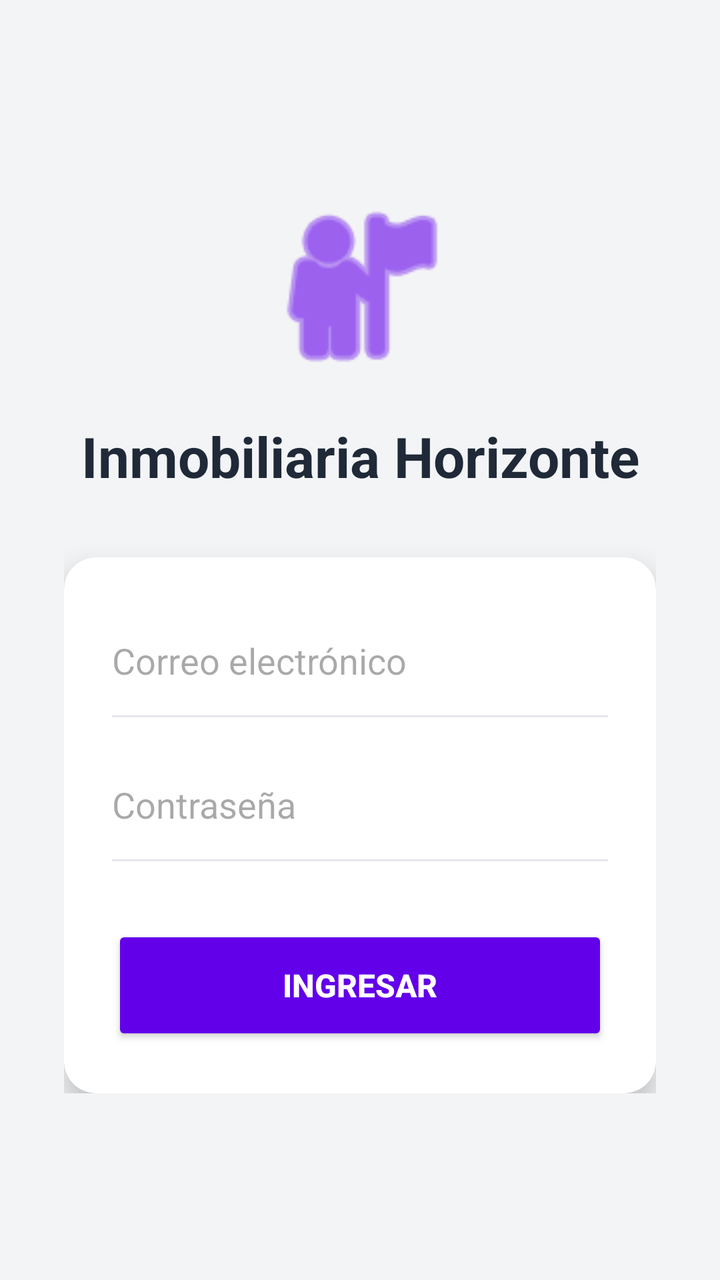
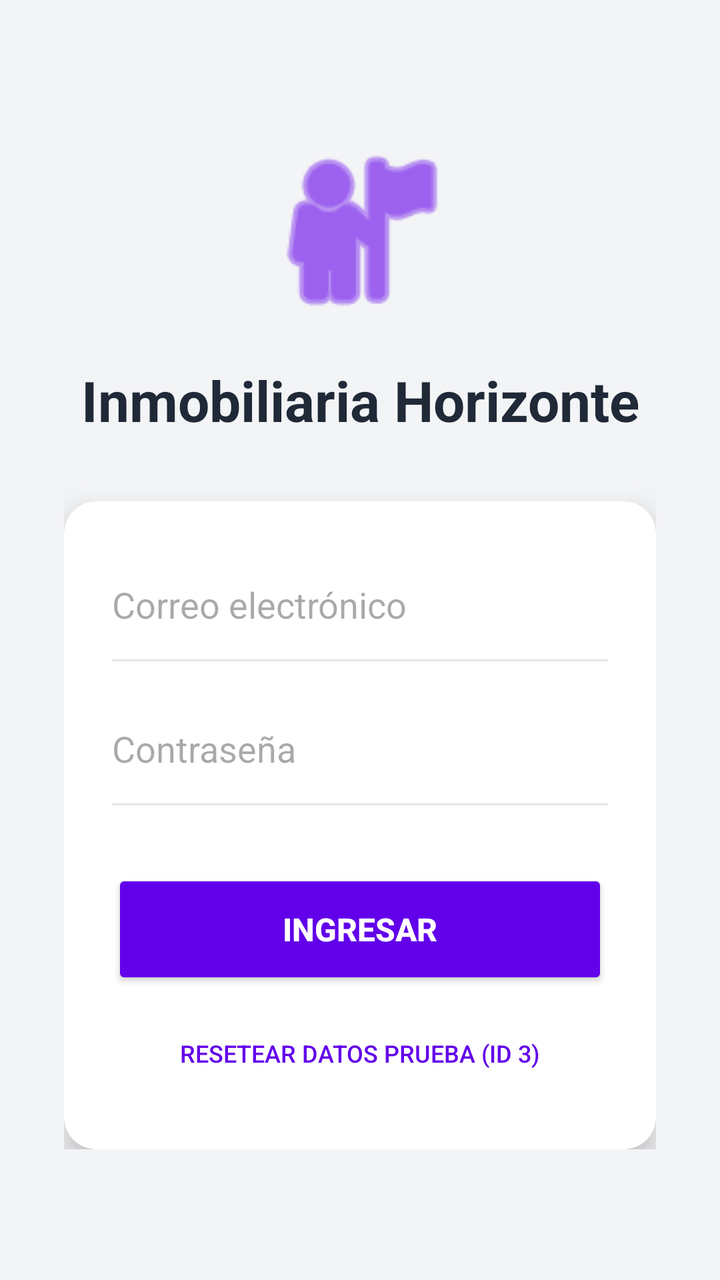

An Android layout rendered at two revisions. The XML below is the earlier revision; the diff shows what the commit changed to produce the second picture.
<!-- AndroidManifest.xml: application theme Theme.RetrofitEntrega1 -->
<!-- res/layout/activity_login.xml -->
<?xml version="1.0" encoding="utf-8"?>
<RelativeLayout xmlns:android="http://schemas.android.com/apk/res/android"
    xmlns:app="http://schemas.android.com/apk/res-auto"
    android:layout_width="match_parent"
    android:layout_height="match_parent"
    android:background="#F3F4F6">

    <LinearLayout
        android:layout_width="match_parent"
        android:layout_height="wrap_content"
        android:layout_centerInParent="true"
        android:orientation="vertical"
        android:padding="32dp">

        <ImageView
            android:layout_width="100dp"
            android:layout_height="100dp"
            android:layout_gravity="center"
            android:src="@android:drawable/ic_menu_myplaces"
            app:tint="#6200EA" />

        <TextView
            android:layout_width="match_parent"
            android:layout_height="wrap_content"
            android:layout_marginTop="16dp"
            android:layout_marginBottom="32dp"
            android:gravity="center"
            android:text="Inmobiliaria Horizonte"
            android:textColor="#1F2937"
            android:textSize="28sp"
            android:textStyle="bold" />

        <androidx.cardview.widget.CardView
            android:layout_width="match_parent"
            android:layout_height="wrap_content"
            app:cardCornerRadius="16dp"
            app:cardElevation="8dp">

            <LinearLayout
                android:layout_width="match_parent"
                android:layout_height="wrap_content"
                android:orientation="vertical"
                android:padding="24dp">

                <EditText
                    android:id="@+id/etEmail"
                    android:layout_width="match_parent"
                    android:layout_height="55dp"
                    android:background="@android:color/transparent"
                    android:hint="Correo electrónico"
                    android:inputType="textEmailAddress"
                    android:textColor="#1F2937" />

                <View
                    android:layout_width="match_parent"
                    android:layout_height="1dp"
                    android:layout_marginBottom="16dp"
                    android:background="#E5E7EB" />

                <EditText
                    android:id="@+id/etPassword"
                    android:layout_width="match_parent"
                    android:layout_height="55dp"
                    android:background="@android:color/transparent"
                    android:hint="Contraseña"
                    android:inputType="textPassword"
                    android:textColor="#1F2937" />

                <View
                    android:layout_width="match_parent"
                    android:layout_height="1dp"
                    android:layout_marginBottom="32dp"
                    android:background="#E5E7EB" />

                <Button
                    android:id="@+id/btnLogin"
                    android:layout_width="match_parent"
                    android:layout_height="60dp"
                    android:backgroundTint="#6200EA"
                    android:text="INGRESAR"
                    android:textColor="#FFFFFF"
                    android:textSize="16sp"
                    android:textStyle="bold"
                    app:cornerRadius="12dp" />
            </LinearLayout>
        </androidx.cardview.widget.CardView>
    </LinearLayout>
</RelativeLayout>
<!-- resources referenced by this layout -->
<resources>
  <style name="Theme.RetrofitEntrega1" parent="Base.Theme.RetrofitEntrega1" />
  <style name="Base.Theme.RetrofitEntrega1" parent="Theme.Material3.DayNight.NoActionBar">
          
          
      </style>
</resources>

<!-- the commit's change to res/layout/activity_login.xml (unified diff, before → after) -->
@@ -82,6 +82,16 @@
                     android:textSize="16sp"
                     android:textStyle="bold"
                     app:cornerRadius="12dp" />
+
+                <Button
+                    android:id="@+id/btnReset"
+                    android:layout_width="match_parent"
+                    android:layout_height="wrap_content"
+                    android:layout_marginTop="8dp"
+                    android:background="@android:color/transparent"
+                    android:text="Resetear Datos Prueba (ID 3)"
+                    android:textColor="#6200EA"
+                    android:textSize="12sp" />
             </LinearLayout>
         </androidx.cardview.widget.CardView>
     </LinearLayout>
